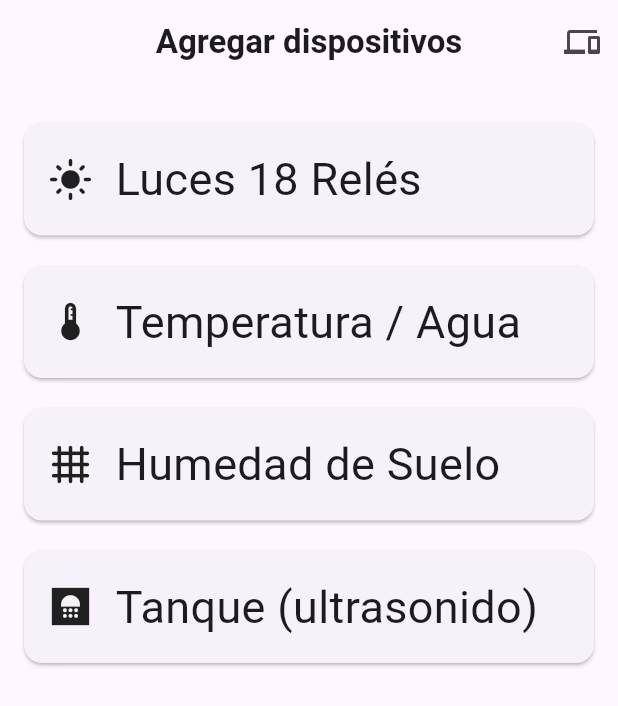
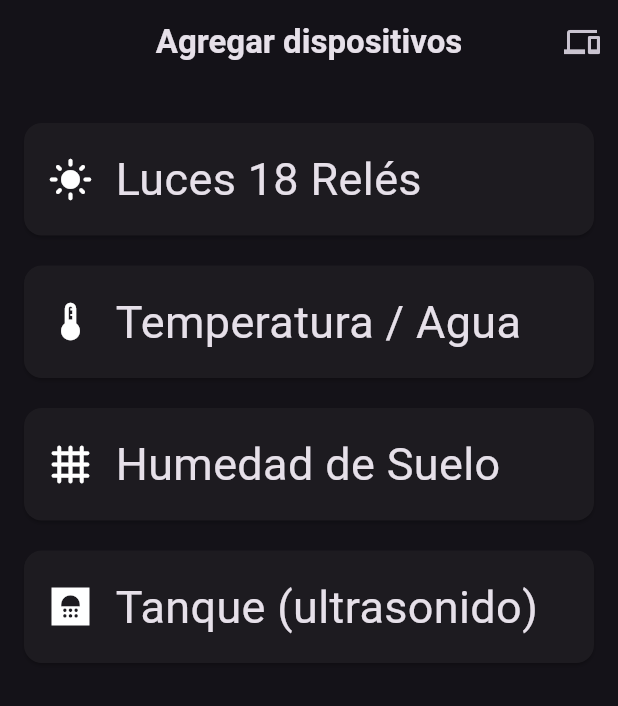
Before and after one commit to Maullin1996/esp_32_app, a Flutter app: the screen it shows after launch, on a phone screen of 412 x 824 dp. Shown: the top 706 px of the screen. Run offline on Flutter 3.47's test engine with Material 3 defaults, Android fonts, the light colour scheme and no system bars; our stand-ins replace flutter_riverpod, freezed_annotation, multicast_dns, shared_preferences.

Commit message:
dart mode

```diff
--- a/lib/main.dart
+++ b/lib/main.dart
@@ -16,8 +16,8 @@ class Esp32App extends StatelessWidget {
     return MaterialApp(
       title: AppConstants.appName,
       debugShowCheckedModeBanner: false,
-      theme: ThemeData(useMaterial3: true),
       darkTheme: ThemeData.dark(),
+      themeMode: ThemeMode.dark,
       home: const HomePage(),
     );
   }
```
